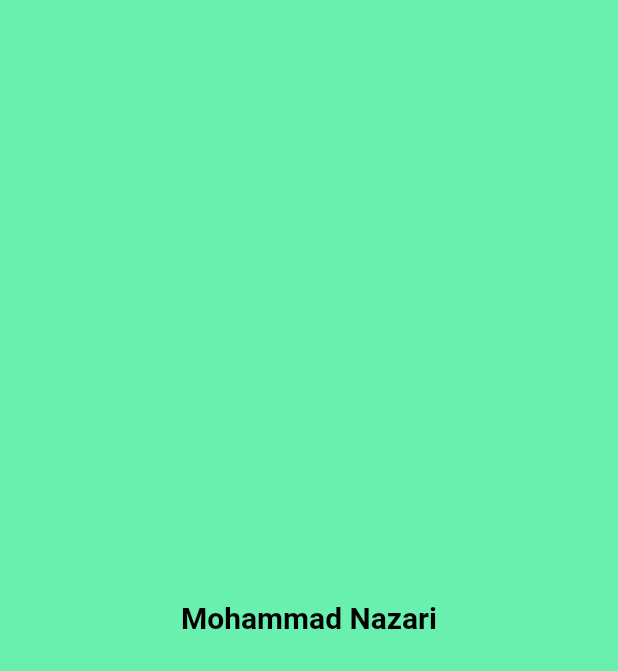
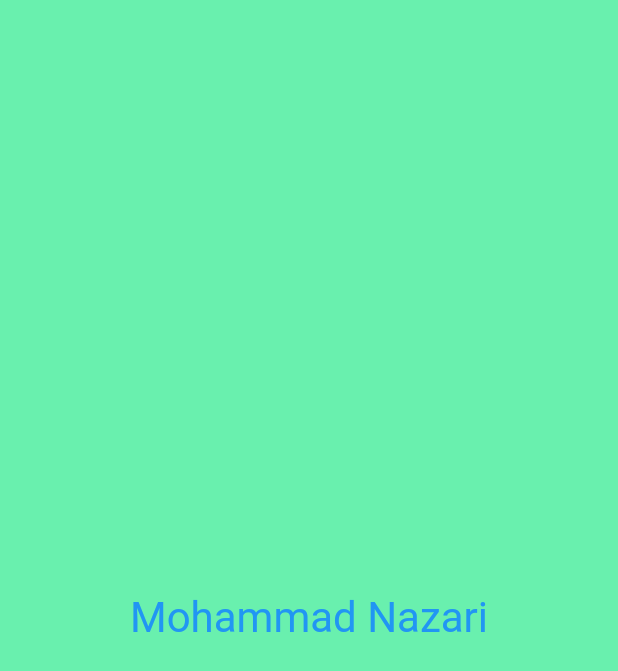
Before and after one commit to Alits23/TestAz, a Flutter app: the MyApp widget shown alone on an empty page, opened directly, on a phone screen of 412 x 824 dp. Shown: the top 671 px of the screen. Run offline on Flutter 3.47's test engine with Material 2 defaults, Android fonts, the phone set to English and light mode, and no system bars.

Commit message:
Revert "edit color and revert test"
This reverts commit ca2e3544a46998662774e48aa53457497bf6f67c.

```diff
--- a/lib/main.dart
+++ b/lib/main.dart
@@ -13,9 +13,9 @@ Widget MyApp() {
           child: Text(
             'Mohammad Nazari',
             style: TextStyle(
-              fontSize: 20,
-              fontWeight: FontWeight.bold,
-              color: Colors.black,
+              fontSize: 28,
+              fontWeight: FontWeight.normal,
+              color: Colors.blue,
             ),
           ),
         ),
```
